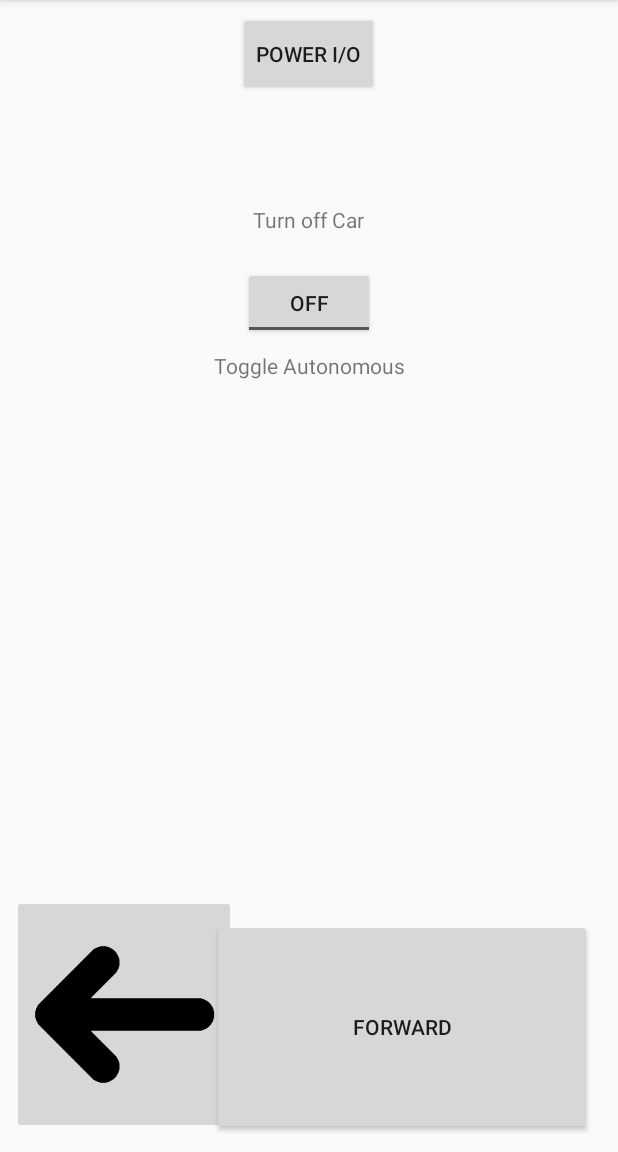
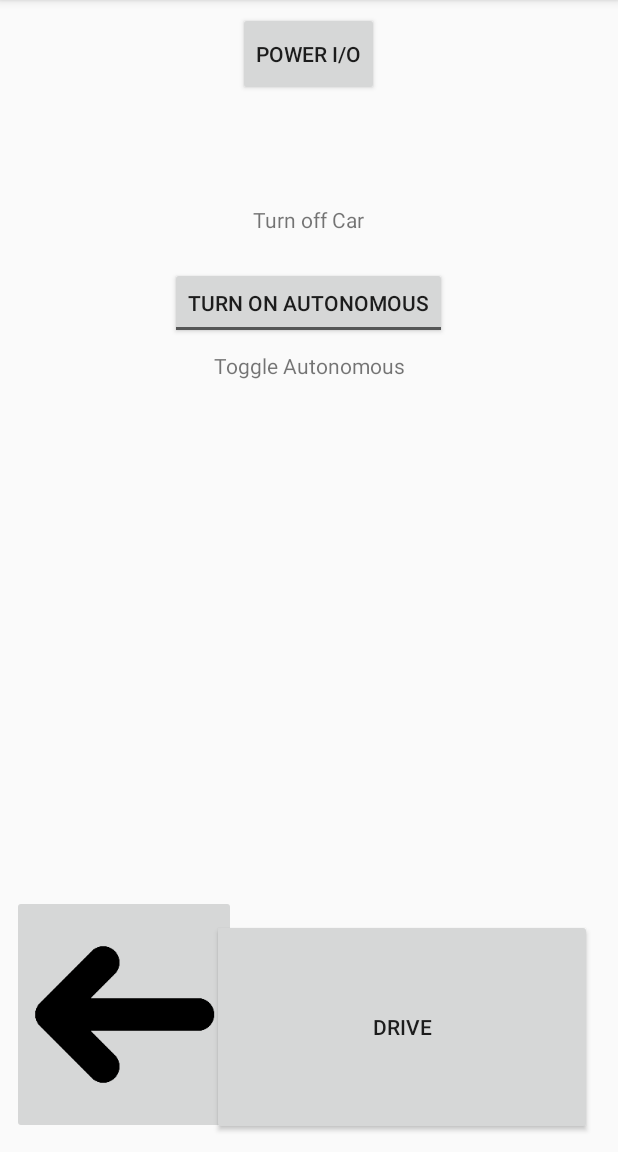
Before and after one commit to almasgai/RC-Car-App, an Android app: the screen it shows after launch (MainActivity), on a phone screen of 412 x 824 dp, the part 84-1236 px from its top. Run offline under Robolectric (Android 15) with nearby library versions, the phone set to English and light mode, and no system bars.

Commit message:
Basic functionality set up.

```diff
--- a/app/src/main/java/com/example/al/myapplication/MainActivity.java
+++ b/app/src/main/java/com/example/al/myapplication/MainActivity.java
@@ -2,15 +2,57 @@ package com.example.al.myapplication;
 
 import android.support.v7.app.AppCompatActivity;
 import android.os.Bundle;
+import android.view.MotionEvent;
+import android.view.View;
+import android.widget.Button;
+import android.widget.ImageButton;
 import android.widget.Toast;
+import android.widget.ToggleButton;
 
 public class MainActivity extends AppCompatActivity {
+
+    Button powerButton;
+    Button forwardButton;
+    ImageButton leftButton;
+    ImageButton rightButton;
+    ToggleButton toggleAutonomous;
 
     @Override
     protected void onCreate(Bundle savedInstanceState) {
         super.onCreate(savedInstanceState);
         setContentView(R.layout.activity_main);
 
-        Toast.makeText(this, "Hello, World", Toast.LENGTH_SHORT).show();
+        Toast.makeText(this, "Starting app now...", Toast.LENGTH_SHORT).show();
+
+        powerButton = (Button)findViewById(R.id.powerOnOff);
+        forwardButton = (Button)findViewById(R.id.forwardButton);
+        leftButton = (ImageButton) findViewById(R.id.leftButton);
+        rightButton = (ImageButton) findViewById(R.id.rightButton);
+        toggleAutonomous = (ToggleButton)findViewById(R.id.toggleAutonomous);
+
+    }
+
+    public void leftArrow(View v){
+        Toast.makeText(this, "Left arrow clicked", Toast.LENGTH_SHORT).show();
+    }
+
+    public void rightArrow(View v){
+        Toast.makeText(this, "Right arrow clicked", Toast.LENGTH_SHORT).show();
+    }
+
+    public void power(View v){
+        Toast.makeText(this, "Power button clicked. Turning off car now...", Toast.LENGTH_LONG).show();
+
+        powerButton.setEnabled(false);
+        forwardButton.setEnabled(false);
+        leftButton.setEnabled(false);
+        rightButton.setEnabled(false);
+        toggleAutonomous.setEnabled(false);
+
+        Toast.makeText(this, "Turn on car and restart app to use remote controll again", Toast.LENGTH_LONG).show();
+    }
+
+    public void driveButton(View view){
+        Toast.makeText(this, "Driving car forward", Toast.LENGTH_SHORT).show();
     }
 }
--- a/app/src/main/res/layout/activity_main.xml
+++ b/app/src/main/res/layout/activity_main.xml
@@ -10,14 +10,15 @@
     tools:layout_editor_absoluteY="73dp">
 
     <Button
-        android:id="@+id/powerButton"
+        android:id="@+id/forwardButton"
         android:layout_width="253dp"
         android:layout_height="144dp"
         android:layout_marginBottom="8dp"
         android:layout_marginEnd="8dp"
         android:layout_marginStart="8dp"
         android:layout_marginTop="12dp"
-        android:text="Forward"
+        android:onClick="driveButton"
+        android:text="Drive"
         app:layout_constraintBottom_toBottomOf="parent"
         app:layout_constraintEnd_toEndOf="parent"
         app:layout_constraintHorizontal_bias="0.923"
@@ -32,7 +33,10 @@
         android:layout_marginEnd="8dp"
         android:layout_marginStart="8dp"
         android:layout_marginTop="8dp"
+        android:checked="false"
         android:text="Autonomous Mode"
+        android:textOff="Turn on Autonomous"
+        android:textOn="Turn off Autonomous"
         app:layout_constraintBottom_toBottomOf="parent"
         app:layout_constraintEnd_toEndOf="parent"
         app:layout_constraintHorizontal_bias="0.499"
@@ -47,6 +51,7 @@
         android:layout_marginEnd="8dp"
         android:layout_marginStart="8dp"
         android:layout_marginTop="8dp"
+        android:onClick="leftArrow"
         app:layout_constraintBottom_toBottomOf="parent"
         app:layout_constraintEnd_toEndOf="parent"
         app:layout_constraintHorizontal_bias="0.0"
@@ -62,6 +67,7 @@
         android:layout_marginBottom="8dp"
         android:layout_marginEnd="380dp"
         android:layout_marginStart="8dp"
+        android:onClick="rightArrow"
         app:layout_constraintBottom_toBottomOf="parent"
         app:layout_constraintEnd_toEndOf="parent"
         app:layout_constraintHorizontal_bias="0.0"
@@ -78,6 +84,7 @@
         android:layout_marginEnd="8dp"
         android:layout_marginStart="8dp"
         android:layout_marginTop="8dp"
+        android:onClick="power"
         android:text="Power I/O"
         app:layout_constraintBottom_toBottomOf="@+id/toggleAutonomous"
         app:layout_constraintEnd_toEndOf="parent"
```
Also changed, not shown: 1 other file.
